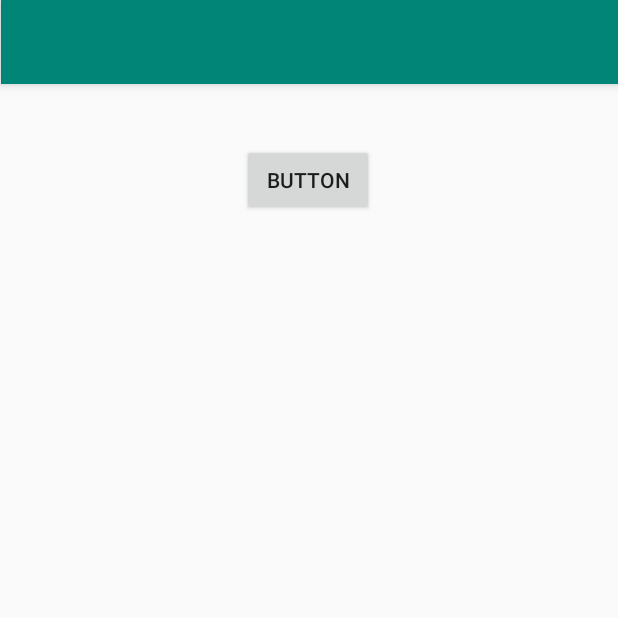
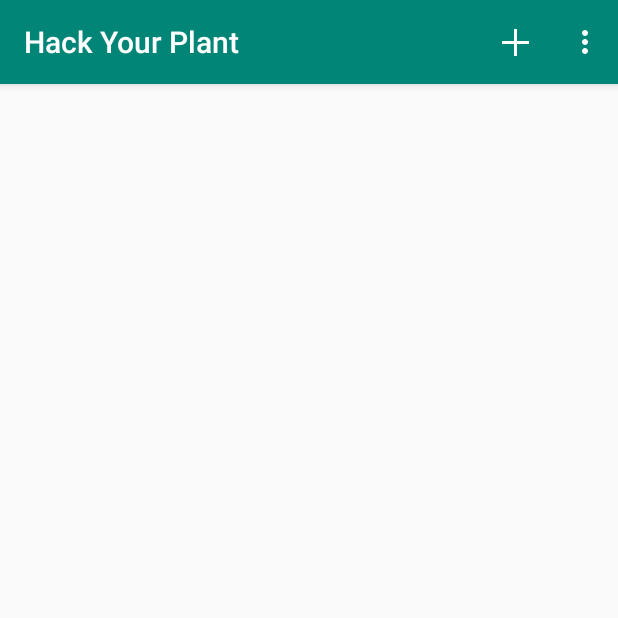
Before and after one commit to FabioAguiar/hyp_mobile, an Android app: the screen it shows after launch once a user with an empty profile is signed in (MainActivity), on a phone screen of 412 x 824 dp, the top half of it. Run offline under Robolectric (Android 15) with nearby library versions, the light colour scheme and no system bars; our stand-ins replace Firebase (no records; nobody signed in at launch, a user with empty details on screens opened directly).

Commit message:
Tela Cadastro do Broker

```diff
--- a/app/src/main/java/hyp/mobile/com/br/MainActivity.java
+++ b/app/src/main/java/hyp/mobile/com/br/MainActivity.java
@@ -3,6 +3,9 @@ package hyp.mobile.com.br;
 import android.content.Intent;
 import android.support.v7.app.AppCompatActivity;
 import android.os.Bundle;
+import android.view.Menu;
+import android.view.MenuInflater;
+import android.view.MenuItem;
 import android.view.View;
 import android.widget.Button;
 
@@ -13,7 +16,6 @@ import hyp.mobile.com.br.config.ConfiguracaoFirebase;
 
 public class MainActivity extends AppCompatActivity {
 
-    private Button deslogar;
     private FirebaseAuth auth;
 
     @Override
@@ -21,13 +23,32 @@ public class MainActivity extends AppCompatActivity {
         super.onCreate(savedInstanceState);
         setContentView(R.layout.activity_main);
 
-        deslogar = (Button) findViewById(R.id.botaoDeslogarId);
+    }
 
+    @Override
+    public boolean onCreateOptionsMenu(Menu menu) {
+        MenuInflater inflater = getMenuInflater();
+        inflater.inflate(R.menu.main_menu, menu);
 
+        return true;
+    }
 
-        deslogar.setOnClickListener(new View.OnClickListener() {
     @Override
-            public void onClick(View view) {
+    public boolean onOptionsItemSelected(MenuItem item) {
+
+        switch ( item.getItemId() ){
+            case R.id.item_deslogar:
+                deslogarUsuario();
+                return true;
+            case  R.id.item_adicionar_broker:
+                abrirTelaCadastroBroker();
+                return true;
+        }
+
+        return true;
+    }
+
+    private void deslogarUsuario(){
         auth = ConfiguracaoFirebase.getFirebaseAuth();
         auth.signOut();
 
@@ -35,7 +56,9 @@ public class MainActivity extends AppCompatActivity {
         startActivity(intent);
         finish();
     }
-        });
 
+    private void abrirTelaCadastroBroker(){
+        Intent intent = new Intent(MainActivity.this, CadastroBrokerActivity.class);
+        startActivity(intent);
     }
 }
--- a/app/src/main/res/layout/activity_cadastro_usuario.xml
+++ b/app/src/main/res/layout/activity_cadastro_usuario.xml
@@ -4,7 +4,7 @@
     xmlns:tools="http://schemas.android.com/tools"
     android:layout_width="match_parent"
     android:layout_height="match_parent"
-    android:background="@color/background_cadastro_usuario"
+    android:background="@color/background_cadastros"
     tools:context=".CadastroUsuarioActivity">
 
     <ImageView
--- a/app/src/main/res/layout/activity_main.xml
+++ b/app/src/main/res/layout/activity_main.xml
@@ -4,32 +4,4 @@
     xmlns:tools="http://schemas.android.com/tools"
     android:layout_width="match_parent"
     android:layout_height="match_parent"
-    tools:context=".MainActivity">
-
-    <Button
-        android:id="@+id/botaoDeslogarId"
-        android:layout_width="wrap_content"
-        android:layout_height="wrap_content"
-        android:layout_marginTop="96dp"
-        android:text="Button"
-        app:layout_constraintEnd_toEndOf="parent"
-        app:layout_constraintHorizontal_bias="0.498"
-        app:layout_constraintStart_toStartOf="parent"
-        app:layout_constraintTop_toTopOf="parent" />
-
-    <android.support.v7.widget.Toolbar
-        android:id="@+id/toolbarMainId"
-        android:layout_width="411dp"
-        android:layout_height="56dp"
-        android:layout_marginStart="8dp"
-        android:layout_marginLeft="8dp"
-        android:layout_marginEnd="8dp"
-        android:layout_marginRight="8dp"
-        android:background="?attr/colorPrimary"
-        android:minHeight="?attr/actionBarSize"
-        android:theme="?attr/actionBarTheme"
-        android:elevation="5dp"
-        app:layout_constraintEnd_toEndOf="parent"
-        app:layout_constraintStart_toStartOf="parent"
-        app:layout_constraintTop_toTopOf="parent" />
-</android.support.constraint.ConstraintLayout>
+    tools:context=".MainActivity"/>
--- /dev/null
+++ b/app/src/main/res/menu/main_menu.xml
@@ -0,0 +1,21 @@
+<?xml version="1.0" encoding="utf-8"?>
+<menu xmlns:app="http://schemas.android.com/apk/res-auto"
+    xmlns:android="http://schemas.android.com/apk/res/android">
+
+    <item android:id="@+id/item_deslogar"
+        android:title="Deslogar"
+        android:orderInCategory="100"
+        app:showAsAction="never"/>
+
+    <item android:id="@+id/item_configuracoes"
+        android:title="Configurações"
+        android:orderInCategory="200"
+        app:showAsAction="never"/>
+
+    <item android:id="@+id/item_adicionar_broker"
+        android:title="Adicionar Broker"
+        android:orderInCategory="300"
+        app:showAsAction="ifRoom"
+        android:icon="@drawable/ic_action_add"/>
+
+</menu>
--- a/app/src/main/res/values/colors.xml
+++ b/app/src/main/res/values/colors.xml
@@ -3,7 +3,6 @@
     <color name="colorPrimary">#008577</color>
     <color name="colorPrimaryDark">#00574B</color>
     <color name="colorAccent">#D81B60</color>
-    <color name="login_background">#00FFFFFF</color>
     <color name="background_login">#FFFFFF</color>
-    <color name="background_cadastro_usuario">#7AB0F3</color>
+    <color name="background_cadastros">#7AB0F3</color>
 </resources>
--- a/app/src/main/res/values/styles.xml
+++ b/app/src/main/res/values/styles.xml
@@ -14,7 +14,7 @@
         <item name="colorAccent">@color/colorAccent</item>
     </style>
 
-    <style name="AppMainTheme" parent="Theme.AppCompat.Light.NoActionBar">
+    <style name="AppMainTheme" parent="Theme.AppCompat.Light.DarkActionBar">
         <item name="colorPrimary">@color/colorPrimary</item>
         <item name="colorPrimaryDark">@color/colorPrimaryDark</item>
         <item name="colorAccent">@color/colorAccent</item>
```
Also changed, not shown: app/src/main/AndroidManifest.xml (+8 -3 lines), app/src/main/java/hyp/mobile/com/br/CadastroBrokerActivity.java (added, +13 -0 lines), app/src/main/res/layout/activity_cadastro_broker.xml (added, +115 -0 lines), app/src/main/res/drawable-hdpi/ic_action_add.png (added), app/src/main/res/drawable-mdpi/ic_action_add.png (added), app/src/main/res/drawable-xhdpi/ic_action_add.png (added), app/src/main/res/drawable-xxhdpi/ic_action_add.png (added), app/src/main/res/drawable-xxxhdpi/ic_action_add.png (added). Lines whose indentation alone changed are shown as unchanged.
